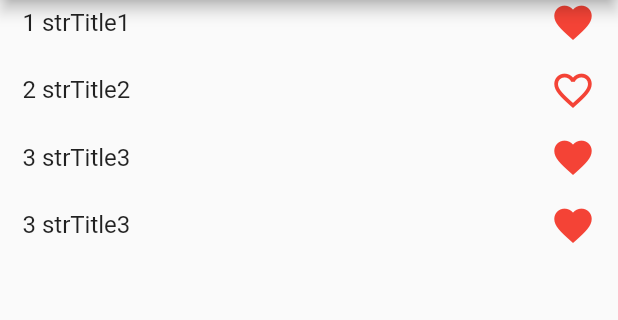
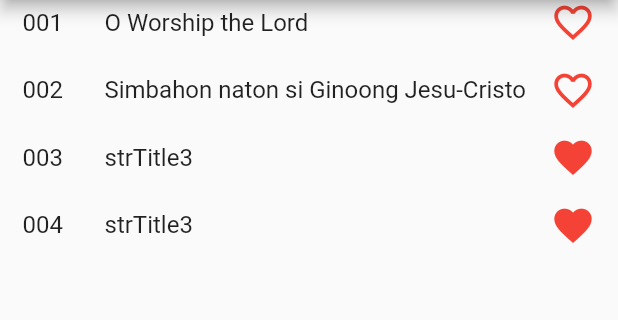
Before and after one commit to maicpol/1st-flutter, a Flutter app: the screen it shows after launch, on a phone screen of 412 x 824 dp, the part 84-404 px from its top. Run offline on Flutter 3.47's test engine with Material 2 defaults, Android fonts, the phone set to English and light mode, and no system bars.

Commit message:
added lyrics and title functions

```diff
--- a/lib/main.dart
+++ b/lib/main.dart
@@ -25,10 +25,9 @@ class MyHomePage extends StatefulWidget {
 
 class SongDetail {
   String strTitle;
-  var songNum;
   var isFavorite = false;
 
-  SongDetail(this.strTitle, this.songNum, this.isFavorite);
+  SongDetail(this.strTitle, this.isFavorite);
 }
 
 class Search extends SearchDelegate {
@@ -95,10 +94,10 @@ class Search extends SearchDelegate {
 
 class _MyHomePageState extends State<MyHomePage> {
   List<SongDetail> arrSongList = [
-    new SongDetail("strTitle1", "1", true),
-    new SongDetail("strTitle2", "2", false),
-    new SongDetail("strTitle3", "3", true),
-    new SongDetail("strTitle3", "3", true),
+    new SongDetail("O Worship the Lord", false),
+    new SongDetail("Simbahon naton si Ginoong Jesu-Cristo", false),
+    new SongDetail("strTitle3", true),
+    new SongDetail("strTitle3", true),
   ];
   @override
   Widget build(BuildContext context) {
@@ -142,8 +141,8 @@ class _MyHomePageState extends State<MyHomePage> {
                         children: <Widget>[
                           new Container(
                             child: Text(
-                              arrSongList[index].songNum +
-                                  "\t" +
+                              (index + 1).toString().padLeft(3, '0') +
+                                  "       " +
                                   arrSongList[index].strTitle,
                               textAlign: TextAlign.left,
                               style: TextStyle(fontSize: 16),
@@ -195,7 +194,16 @@ class LyricPage extends StatefulWidget {
 }
 
 class LyricPageState extends State<LyricPage> {
-  String songLyrics = '';
+  lyricsOfSong(int num) {
+    switch (num) {
+      case 1:
+        return "dasd";
+      case 2:
+        return "";
+      default:
+        return "dasfagsdgaa";
+    }
+  }
 
   @override
   Widget build(BuildContext context) {
@@ -204,12 +212,13 @@ class LyricPageState extends State<LyricPage> {
           title: Text(widget.songTitle),
         ),
         body: Center(
-          child: TextButton(
-            onPressed: () {
-              Navigator.pop(context);
-            },
-            child: Text('back'),
-          ),
+          child: Text(lyricsOfSong(widget.songNumber + 1)),
+          // child: TextButton(
+          //   onPressed: () {
+          //     Navigator.pop(context);
+          //   },
+          //   child: Text('back'),
+          // ),
         ));
   }
 }
```
